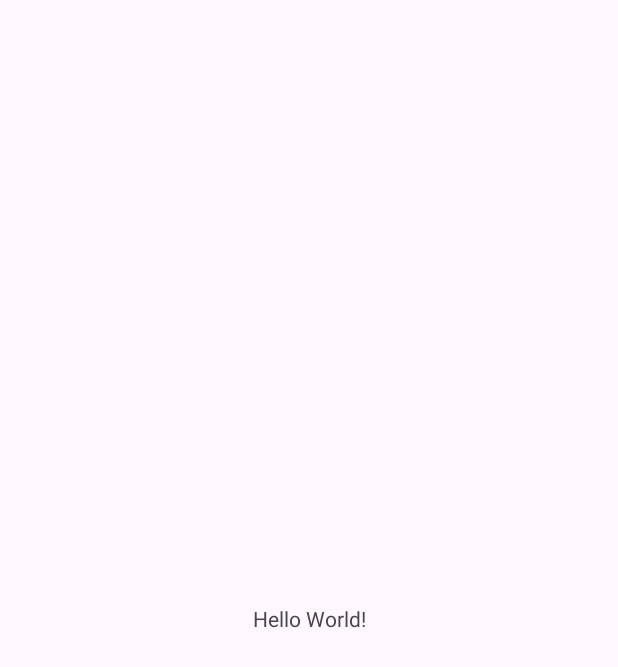
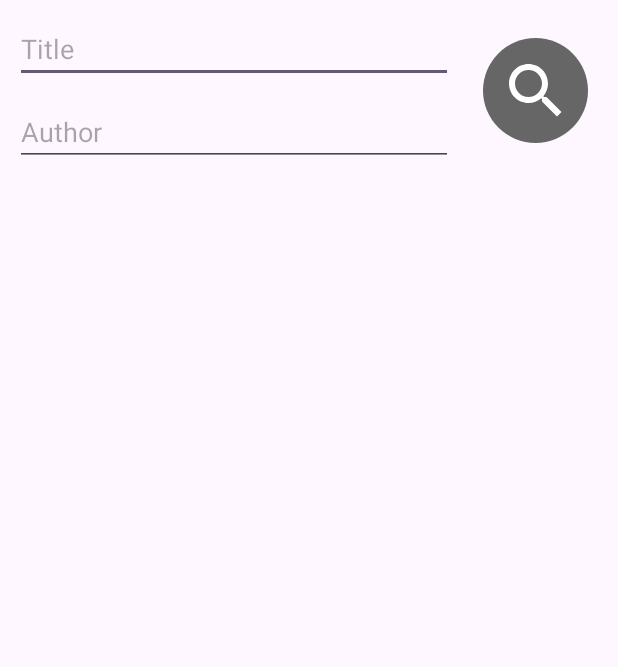
Before and after one commit to Kolerul/LibraryApp, an Android app: the screen it shows after launch (MainActivity), on a phone screen of 412 x 824 dp. Before the commit the part shown is almost empty. Shown: the top 667 px of the screen. Run offline under Robolectric (Android 15) with nearby library versions, the phone set to English and light mode, and no system bars.

Commit message:
Created sketch of search screen

```diff
--- a/app/src/main/AndroidManifest.xml
+++ b/app/src/main/AndroidManifest.xml
@@ -1,6 +1,8 @@
 <?xml version="1.0" encoding="utf-8"?>
 <manifest xmlns:android="http://schemas.android.com/apk/res/android"
     xmlns:tools="http://schemas.android.com/tools">
+
+    <uses-permission android:name="android.permission.INTERNET" />
 
     <application
         android:allowBackup="true"
@@ -13,7 +15,7 @@
         android:theme="@style/Theme.LibraryApp"
         tools:targetApi="31">
         <activity
-            android:name=".MainActivity"
+            android:name=".ui.MainActivity"
             android:exported="true">
             <intent-filter>
                 <action android:name="android.intent.action.MAIN" />
--- a/app/src/main/java/com/example/libraryapp/MainActivity.kt
+++ /dev/null
@@ -1,11 +0,0 @@
-package com.example.libraryapp
-
-import androidx.appcompat.app.AppCompatActivity
-import android.os.Bundle
-
-class MainActivity : AppCompatActivity() {
-    override fun onCreate(savedInstanceState: Bundle?) {
-        super.onCreate(savedInstanceState)
-        setContentView(R.layout.activity_main)
-    }
-}
--- /dev/null
+++ b/app/src/main/java/com/example/libraryapp/presentation/adapter/BookAdapter.kt
@@ -0,0 +1,4 @@
+package com.example.libraryapp.presentation.adapter
+
+class BookAdapter {
+}
--- /dev/null
+++ b/app/src/main/java/com/example/libraryapp/ui/MainActivity.kt
@@ -0,0 +1,17 @@
+package com.example.libraryapp.ui
+
+import androidx.appcompat.app.AppCompatActivity
+import android.os.Bundle
+import com.example.libraryapp.databinding.ActivityMainBinding
+
+class MainActivity : AppCompatActivity() {
+    private var _binding: ActivityMainBinding? = null
+    private val binding: ActivityMainBinding
+        get() = _binding!!
+
+    override fun onCreate(savedInstanceState: Bundle?) {
+        super.onCreate(savedInstanceState)
+        _binding = ActivityMainBinding.inflate(layoutInflater)
+        setContentView(binding.root)
+    }
+}
--- /dev/null
+++ b/app/src/main/java/com/example/libraryapp/ui/fragments/BaseFragment.kt
@@ -0,0 +1,31 @@
+package com.example.libraryapp.ui.fragments
+
+import android.os.Bundle
+import android.view.LayoutInflater
+import android.view.View
+import android.view.ViewGroup
+import androidx.fragment.app.Fragment
+import androidx.viewbinding.ViewBinding
+
+
+abstract class BaseFragment<VB : ViewBinding>(
+    private val inflate: (LayoutInflater, ViewGroup?, Boolean) -> VB
+) : Fragment() {
+    private var _binding: VB? = null
+    val binding: VB
+        get() = _binding!!
+
+    override fun onCreateView(
+        inflater: LayoutInflater,
+        container: ViewGroup?,
+        savedInstanceState: Bundle?
+    ): View {
+        _binding = inflate(inflater, container, false)
+        return binding.root
+    }
+
+    override fun onDestroyView() {
+        _binding = null
+        super.onDestroyView()
+    }
+}
--- /dev/null
+++ b/app/src/main/java/com/example/libraryapp/ui/fragments/SearchFragment.kt
@@ -0,0 +1,7 @@
+package com.example.libraryapp.ui.fragments
+
+
+import com.example.libraryapp.databinding.FragmentSearchBinding
+
+class SearchFragment : BaseFragment<FragmentSearchBinding>(FragmentSearchBinding::inflate) {
+}
--- /dev/null
+++ b/app/src/main/res/drawable/circle.xml
@@ -0,0 +1,10 @@
+<?xml version="1.0" encoding="utf-8"?>
+<shape xmlns:android="http://schemas.android.com/apk/res/android"
+    android:shape="oval">
+
+    <solid android:color="#666666" />
+
+    <size
+        android:width="120dp"
+        android:height="120dp" />
+</shape>
--- /dev/null
+++ b/app/src/main/res/drawable/ic_search.xml
@@ -0,0 +1,10 @@
+<vector android:height="48dp"
+    android:tint="#FFFFFF"
+    android:viewportHeight="24"
+    android:viewportWidth="24"
+    android:width="48dp"
+    xmlns:android="http://schemas.android.com/apk/res/android">
+    <path
+        android:fillColor="@android:color/white"
+        android:pathData="M15.5,14h-0.79l-0.28,-0.27C15.41,12.59 16,11.11 16,9.5 16,5.91 13.09,3 9.5,3S3,5.91 3,9.5 5.91,16 9.5,16c1.61,0 3.09,-0.59 4.23,-1.57l0.27,0.28v0.79l5,4.99L20.49,19l-4.99,-5zM9.5,14C7.01,14 5,11.99 5,9.5S7.01,5 9.5,5 14,7.01 14,9.5 11.99,14 9.5,14z" />
+</vector>
--- a/app/src/main/res/layout/activity_main.xml
+++ b/app/src/main/res/layout/activity_main.xml
@@ -1,18 +1,12 @@
 <?xml version="1.0" encoding="utf-8"?>
-<androidx.constraintlayout.widget.ConstraintLayout xmlns:android="http://schemas.android.com/apk/res/android"
+<androidx.fragment.app.FragmentContainerView xmlns:android="http://schemas.android.com/apk/res/android"
     xmlns:app="http://schemas.android.com/apk/res-auto"
     xmlns:tools="http://schemas.android.com/tools"
     android:layout_width="match_parent"
     android:layout_height="match_parent"
-    tools:context=".MainActivity">
+    tools:context=".ui.MainActivity"
 
-    <TextView
-        android:layout_width="wrap_content"
-        android:layout_height="wrap_content"
-        android:text="Hello World!"
-        app:layout_constraintBottom_toBottomOf="parent"
-        app:layout_constraintEnd_toEndOf="parent"
-        app:layout_constraintStart_toStartOf="parent"
-        app:layout_constraintTop_toTopOf="parent" />
-
-</androidx.constraintlayout.widget.ConstraintLayout>
+    android:id="@+id/nav_host_controller"
+    app:defaultNavHost="true"
+    android:name="androidx.navigation.fragment.NavHostFragment"
+    app:navGraph="@navigation/nav_graph" />
--- /dev/null
+++ b/app/src/main/res/layout/fragment_search.xml
@@ -0,0 +1,71 @@
+<?xml version="1.0" encoding="utf-8"?>
+<androidx.constraintlayout.widget.ConstraintLayout xmlns:android="http://schemas.android.com/apk/res/android"
+    xmlns:tools="http://schemas.android.com/tools"
+    android:layout_width="match_parent"
+    android:layout_height="match_parent"
+    xmlns:app="http://schemas.android.com/apk/res-auto">
+
+    <androidx.constraintlayout.widget.Guideline
+        android:id="@+id/start_guideline"
+        android:layout_width="match_parent"
+        android:layout_height="match_parent"
+        android:orientation="vertical"
+        app:layout_constraintGuide_begin="10dp" />
+
+    <androidx.constraintlayout.widget.Guideline
+        android:id="@+id/end_guideline"
+        android:layout_width="match_parent"
+        android:layout_height="match_parent"
+        android:orientation="vertical"
+        app:layout_constraintGuide_end="10dp" />
+
+    <EditText
+        android:id="@+id/title_search_field"
+        android:hint="@string/title"
+        android:layout_width="0dp"
+        android:layout_marginTop="10dp"
+        android:layout_height="wrap_content"
+        app:layout_constraintTop_toTopOf="parent"
+        app:layout_constraintStart_toStartOf="@id/start_guideline"
+        app:layout_constraintEnd_toEndOf="@id/author_search_field" />
+
+    <EditText
+        android:id="@+id/author_search_field"
+        android:hint="@string/author"
+        android:layout_width="0dp"
+        android:layout_marginTop="10dp"
+        android:layout_marginEnd="10dp"
+        android:layout_height="wrap_content"
+        app:layout_constraintTop_toBottomOf="@id/title_search_field"
+        app:layout_constraintStart_toStartOf="@id/start_guideline"
+        app:layout_constraintEnd_toStartOf="@id/search_button" />
+
+
+    <ImageButton
+        android:id="@+id/search_button"
+        android:layout_width="70dp"
+        android:layout_height="70dp"
+        android:background="@drawable/circle"
+        app:srcCompat="@drawable/ic_search"
+        android:layout_margin="10dp"
+        tools:layout_editor_absoluteX="246dp"
+        tools:layout_editor_absoluteY="36dp"
+        app:layout_constraintTop_toTopOf="@id/title_search_field"
+        app:layout_constraintBottom_toBottomOf="@id/author_search_field"
+        app:layout_constraintEnd_toEndOf="@id/end_guideline"
+        app:layout_constraintStart_toEndOf="@id/author_search_field" />
+
+    <androidx.recyclerview.widget.RecyclerView
+        android:id="@+id/book_recycler_view"
+        android:layout_width="0dp"
+        android:layout_height="0dp"
+        android:layout_marginTop="10dp"
+        app:layoutManager="androidx.recyclerview.widget.LinearLayoutManager"
+        android:orientation="vertical"
+        app:layout_constraintTop_toBottomOf="@id/author_search_field"
+        app:layout_constraintStart_toStartOf="@id/start_guideline"
+        app:layout_constraintEnd_toEndOf="@id/end_guideline"
+        app:layout_constraintBottom_toBottomOf="parent" />
+
+
+</androidx.constraintlayout.widget.ConstraintLayout>
--- /dev/null
+++ b/app/src/main/res/navigation/nav_graph.xml
@@ -0,0 +1,16 @@
+<?xml version="1.0" encoding="utf-8"?>
+<navigation xmlns:android="http://schemas.android.com/apk/res/android"
+    xmlns:app="http://schemas.android.com/apk/res-auto"
+    android:id="@+id/nav_graph"
+    app:startDestination="@id/searchFragment">
+
+    <fragment
+        android:id="@+id/searchFragment"
+        android:name="com.example.libraryapp.ui.fragments.SearchFragment"
+        android:label="SearchFragment">
+        <action
+            android:id="@+id/action_searchFragment_to_placeholder"
+            app:destination="@id/placeholder" />
+    </fragment>
+    <fragment android:id="@+id/placeholder" />
+</navigation>
--- a/app/src/main/res/values/strings.xml
+++ b/app/src/main/res/values/strings.xml
@@ -1,3 +1,5 @@
 <resources>
     <string name="app_name">LibraryApp</string>
+    <string name="title">Title</string>
+    <string name="author">Author</string>
 </resources>
```
Also changed, not shown: app/build.gradle.kts (+11 -0 lines), app/src/main/java/com/example/libraryapp/presentation/adapter/viewholder/BookViewHolder.kt (added, +22 -0 lines), app/src/main/res/layout/book_item.xml (added, +84 -0 lines), app/src/main/res/drawable/danvich.jpg (added).
